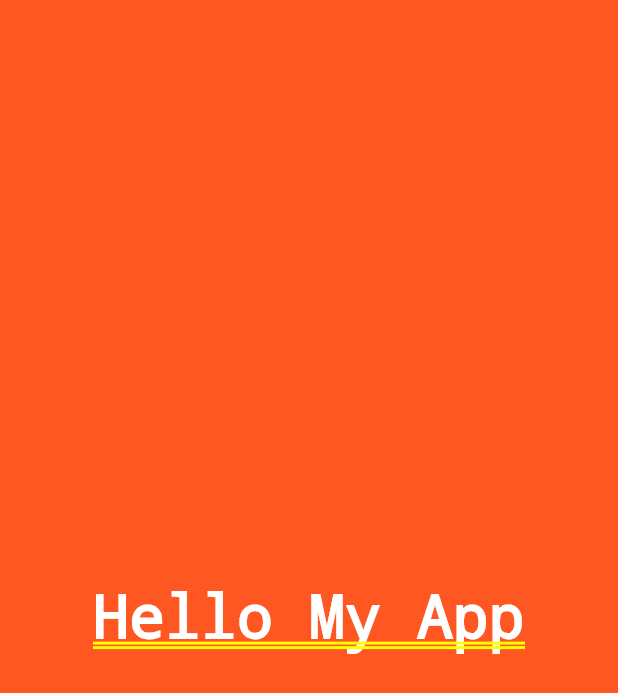
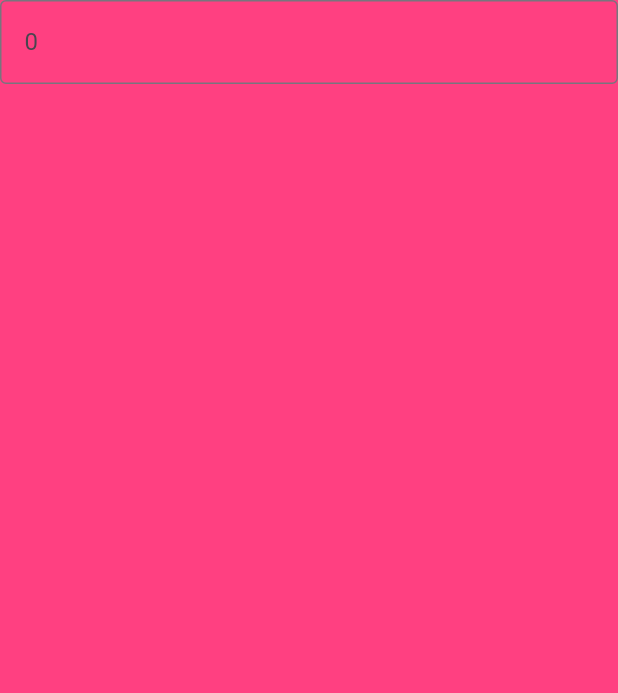
Before and after one commit to RiteshKumarNitk/uidesignone, a Flutter app: the screen it shows after launch, on a phone screen of 412 x 824 dp. Shown: the top 693 px of the screen. Run offline on Flutter 3.47's test engine with Material 3 defaults, Android fonts, the phone set to English and light mode, and no system bars.

Commit message:
calculator project started

```diff
--- a/lib/app/app.dart
+++ b/lib/app/app.dart
@@ -1,13 +1,30 @@
 import 'package:flutter/material.dart';
 import 'package:uidesignone/view/home_view.dart';
 
-class MyApp extends StatelessWidget{
-  const MyApp({
-    super.key
-  });
+class MyApp extends StatelessWidget {
+  const MyApp({super.key});
 
   @override
-  Widget build(BuildContext context){
-    return HomeView();
+  Widget build(BuildContext context) {
+    return const MaterialApp(
+      title: "flutterDev",
+      home: HomeView(),
+    );
   }
 }
+
+
+
+// import 'package:flutter/material.dart';
+// import 'package:uidesignone/view/home_view.dart';
+
+// class MyApp extends StatelessWidget{
+//   const MyApp({
+//     super.key
+//   });
+
+//   @override
+//   Widget build(BuildContext context){
+//     return HomeView();
+//   }
+// }
--- a/lib/main.dart
+++ b/lib/main.dart
@@ -1,10 +1,10 @@
 import 'package:flutter/material.dart';
 import 'package:uidesignone/app/app.dart';
-import 'package:uidesignone/view/home_view.dart';
 
 void main() {
- runApp(const MyApp());
+  runApp(const MyApp());
 }
+
 
 // void main() => runApp(MyApp());
 
--- /dev/null
+++ b/lib/view/calculator.dart
@@ -0,0 +1,21 @@
+import 'package:flutter/material.dart';
+
+class CalculatorView extends StatelessWidget {
+  const CalculatorView({super.key});
+
+  @override
+  Widget build(BuildContext context) {
+    return const Column(
+      children: [
+        TextField(
+          decoration: InputDecoration(
+            border: OutlineInputBorder(),
+            labelText:"0",
+            hintText: "enter number",
+          ),
+        ),
+
+      ],
+    );
+  }
+}
--- a/lib/view/home_view.dart
+++ b/lib/view/home_view.dart
@@ -1,26 +1,14 @@
 import 'package:flutter/material.dart';
+import 'package:uidesignone/view/calculator.dart';
 
 class HomeView extends StatelessWidget {
   const HomeView({super.key});
 
   @override
   Widget build(BuildContext context) {
-    return MaterialApp(
-      title: "flutterDev",
-      home: Container(
-        color: Colors.deepOrange,
-        child: const Center(
-          child: Text(
-            "Hello My App",
-            style: TextStyle(
-              fontSize: 40,
-              color: Colors.white,
-              fontWeight: FontWeight.bold,
-              textBaseline: null,
-            ),
-          ),
-        ),
-      ),
+    return Container(
+      color: Colors.pinkAccent,
+      child: CalculatorView(),
     );
   }
 }
```
Also changed, not shown: 1 other file.
